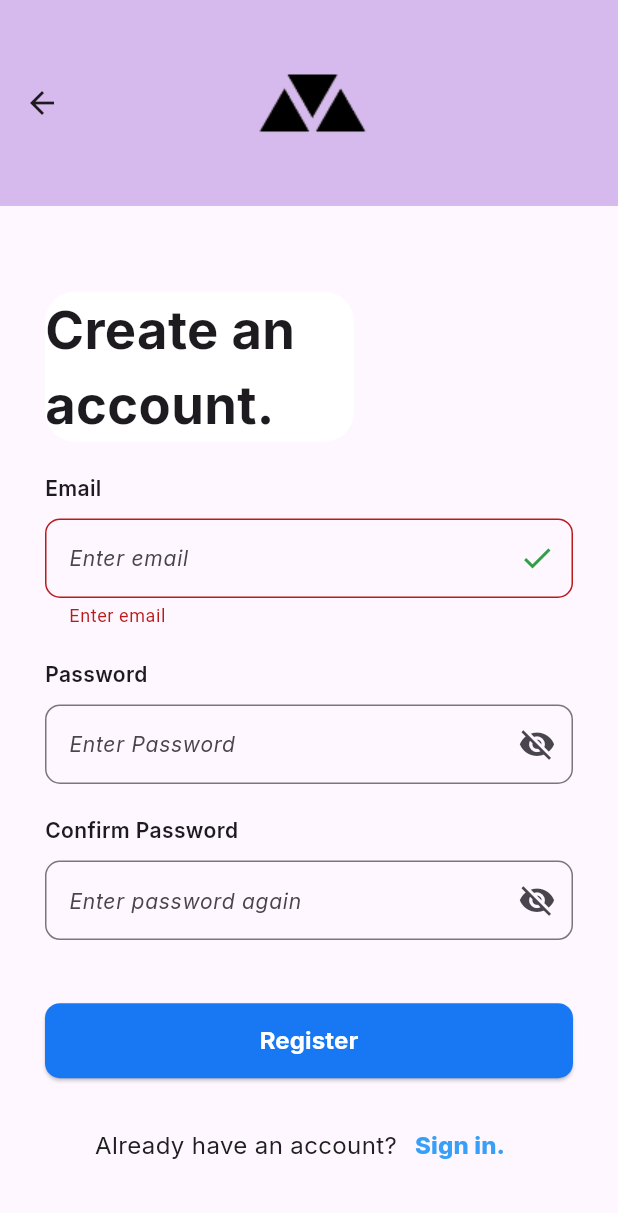
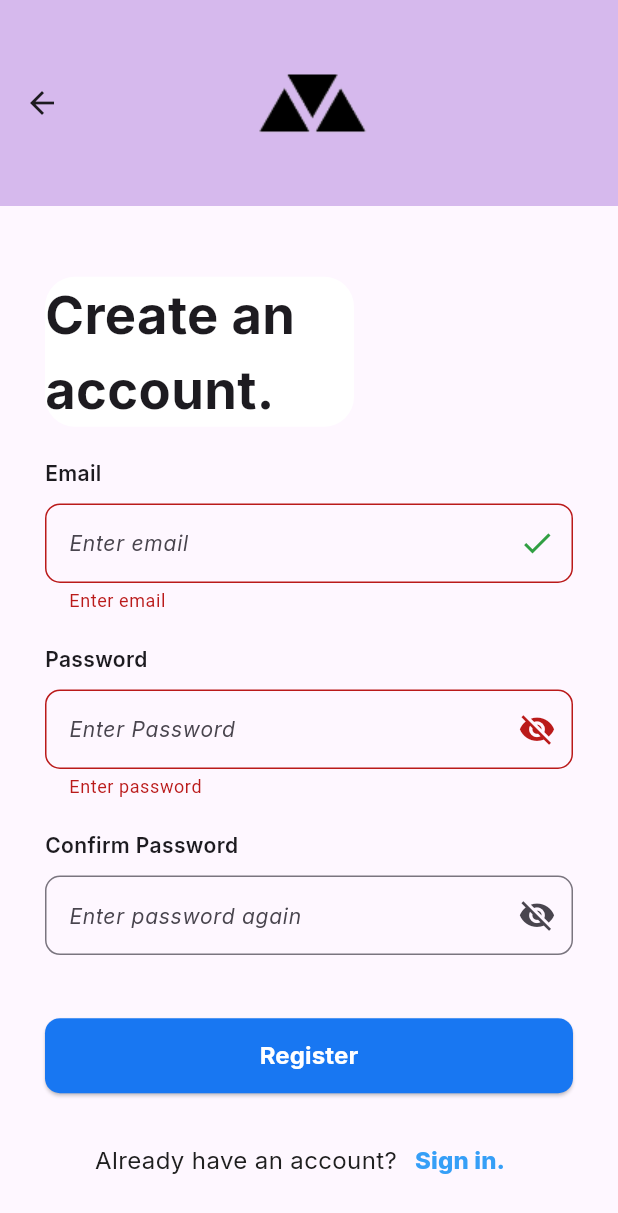
Before and after one commit to Aluve-Software/aluve_calendar_mobile, a Flutter app: the RegistrationScreen screen opened by its route, after a tap on "Register", on a phone screen of 412 x 824 dp. Shown: the top 1213 px of the screen. Run offline on Flutter 3.47's test engine with Material 2 defaults, Android fonts, the phone set to English and light mode, and no system bars; our stand-ins replace google_fonts, sign_in_button.

Commit message:
Add validation for password text field

```diff
--- a/lib/Views/registration_screen.dart
+++ b/lib/Views/registration_screen.dart
@@ -17,13 +17,16 @@ class _RegistrationScreenState extends State<RegistrationScreen> {
   late TextEditingController usernameController;
   late TextEditingController emailController;
   late TextEditingController passwordController;
+  late TextEditingController confirmpasswordController;
   late bool _passwordVisible = false;
+
 
   @override
   void initState() {
     usernameController = TextEditingController();
     emailController = TextEditingController();
     passwordController = TextEditingController();
+    confirmpasswordController = TextEditingController();
     super.initState();
   }
 
@@ -32,6 +35,7 @@ class _RegistrationScreenState extends State<RegistrationScreen> {
     usernameController.dispose();
     emailController.dispose();
     passwordController.dispose();
+    confirmpasswordController.dispose();
     super.dispose();
   }
 
@@ -132,6 +136,14 @@ class _RegistrationScreenState extends State<RegistrationScreen> {
                         },
                         hideText: _passwordVisible,
                         validator: (password) {
+                          if(password == null || password.isEmpty) {
+                            return 'Enter password';
+                          }
+                          if(!RegExp('^(?=.*?[A-Z])(?=.*?[a-z])(?=.*?[0-9])(?=.*?[!@#\$&*~]).{8,}').hasMatch(password)) {
+                            return '*Check password.8 characters min,50 characters max,include number,symbol,lowercase and uppercase letter.';
+                          }
+                          return null;
+
 
                         },
 
@@ -159,15 +171,19 @@ class _RegistrationScreenState extends State<RegistrationScreen> {
                             });
                           },
                           hideText: _passwordVisible,
-                          validator: (confirm) {
+                          validator: (confirmPassword) {
+                            // if(confirmPassword == null || confirmPassword.isEmpty) {
+                            //   return 'Enter password';
+                            // }
+                            // if(confirmPassword != passwordController.text) {
+                            //   return 'Your passwords do not match';
+                            // }
+                            //
+                            // return null;
 
                           },
 
-                        //   if (password == null || password.isEmpty) {
-                        //     return 'Confirm password';
-                        //   }
-                        //   return null;
-                        // },
+
                       ),
                       SizedBox(
                         height: MediaQuery.of(context).size.height / 39.15,
```
